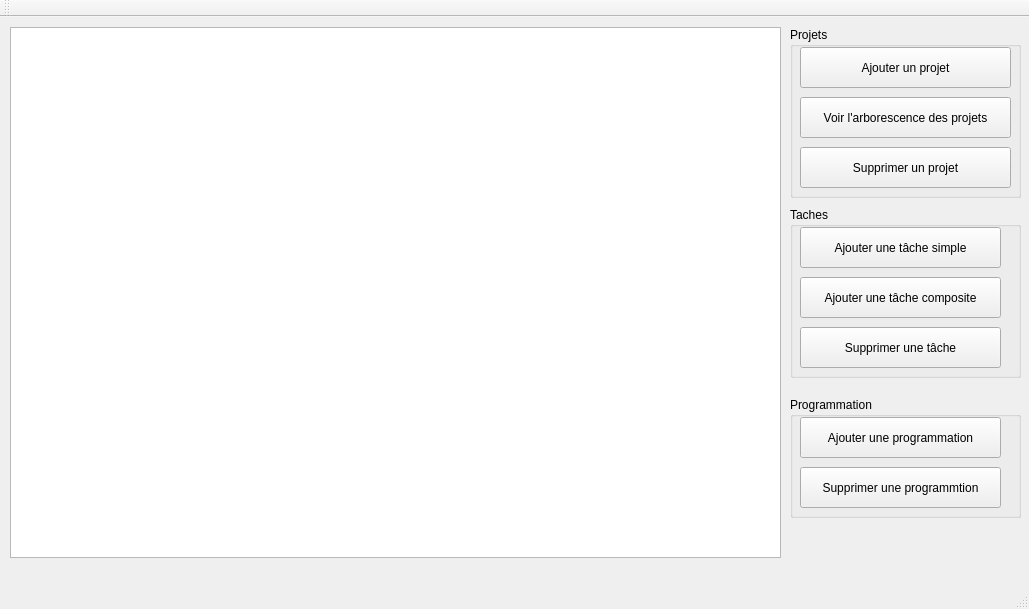
Old version of the form mainwindow.ui in the repository cezuriku/LO21.
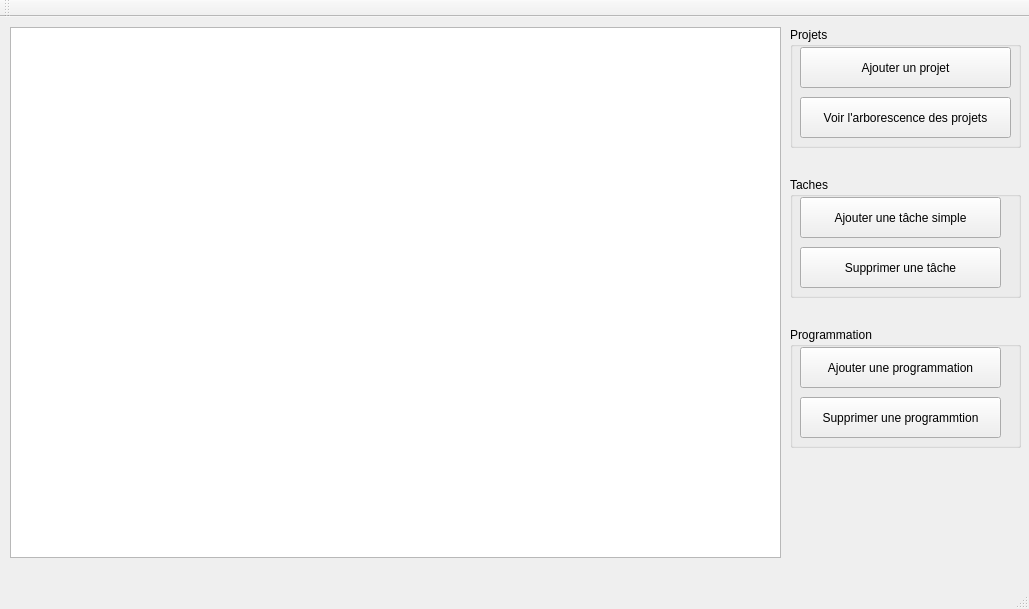
New version of the form.

The edit to the form file:
```diff
--- a/mainwindow.ui
+++ b/mainwindow.ui
@@ -33,7 +33,7 @@
       <x>790</x>
       <y>10</y>
       <width>231</width>
-      <height>171</height>
+      <height>121</height>
      </rect>
     </property>
     <property name="title">
@@ -65,27 +65,14 @@
       <string>Voir l'arborescence des projets</string>
      </property>
     </widget>
-    <widget class="QPushButton" name="b_sprojet">
-     <property name="geometry">
-      <rect>
-       <x>10</x>
-       <y>120</y>
-       <width>211</width>
-       <height>41</height>
-      </rect>
-     </property>
-     <property name="text">
-      <string>Supprimer un projet</string>
-     </property>
-    </widget>
    </widget>
    <widget class="QGroupBox" name="groupBox_2">
     <property name="geometry">
      <rect>
       <x>790</x>
-      <y>190</y>
+      <y>160</y>
       <width>231</width>
-      <height>171</height>
+      <height>121</height>
      </rect>
     </property>
     <property name="title">
@@ -104,24 +91,11 @@
       <string>Ajouter une tâche simple</string>
      </property>
     </widget>
-    <widget class="QPushButton" name="b_atache_compo">
-     <property name="geometry">
-      <rect>
-       <x>10</x>
-       <y>70</y>
-       <width>201</width>
-       <height>41</height>
-      </rect>
-     </property>
-     <property name="text">
-      <string>Ajouter une tâche composite</string>
-     </property>
-    </widget>
     <widget class="QPushButton" name="b_stache">
      <property name="geometry">
       <rect>
        <x>10</x>
-       <y>120</y>
+       <y>70</y>
        <width>201</width>
        <height>41</height>
       </rect>
@@ -135,7 +109,7 @@
     <property name="geometry">
      <rect>
       <x>790</x>
-      <y>380</y>
+      <y>310</y>
       <width>231</width>
       <height>121</height>
      </rect>
```
